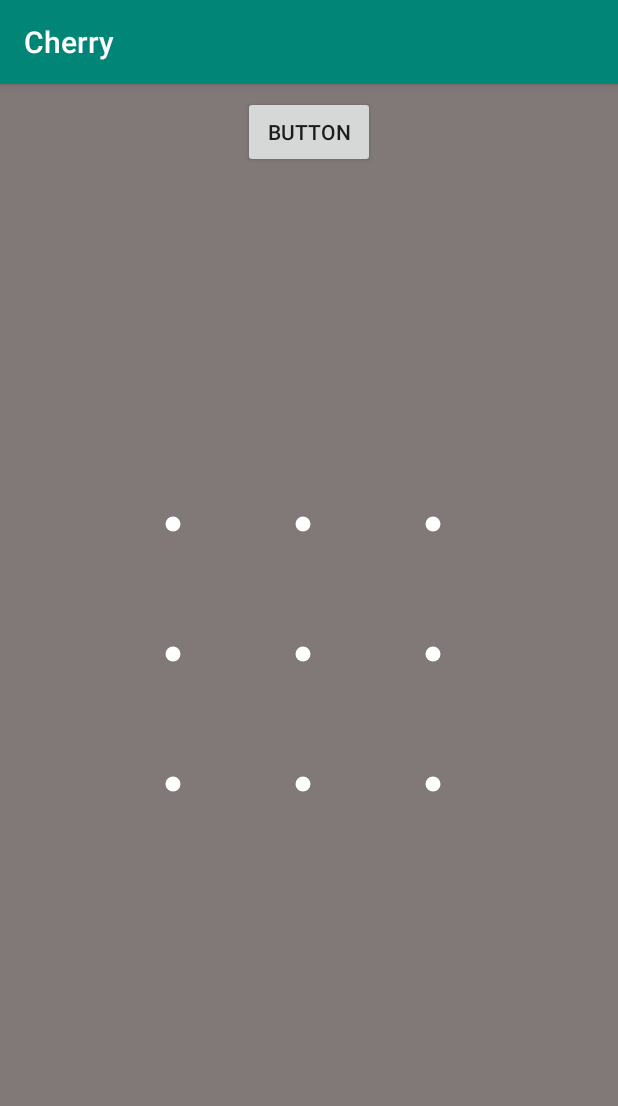
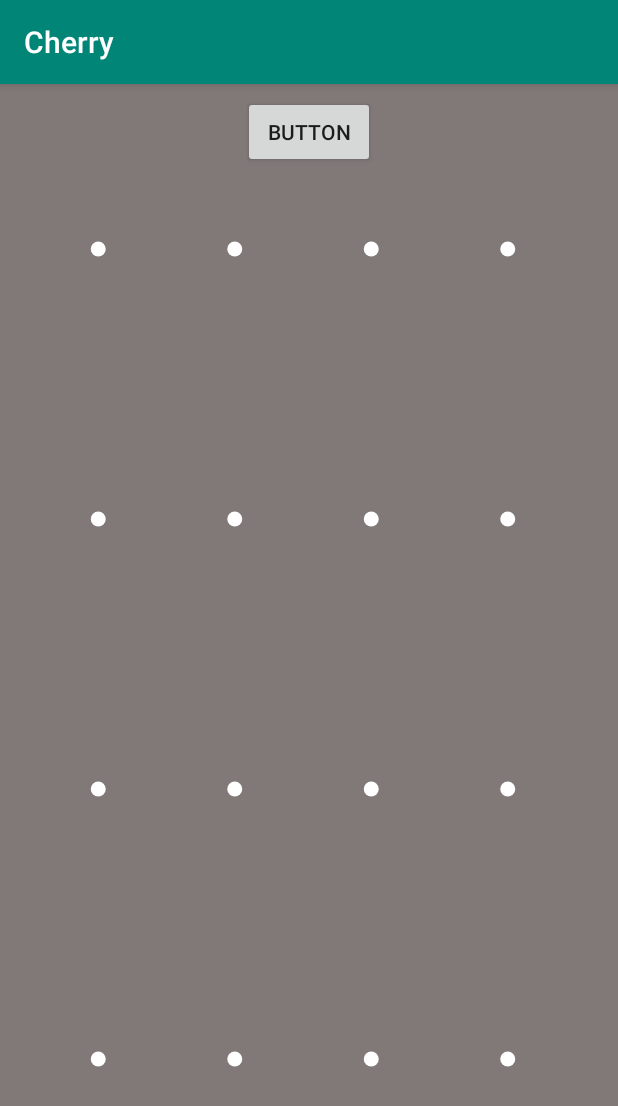
Before and after one commit to PhysicalOriginal/Cherry, an Android app: the screen it shows after launch (MainActivity), on a phone screen of 412 x 824 dp. Shown: the top 1106 px of the screen. Run offline under Robolectric (Android 15) with nearby library versions, the phone set to English and light mode, and no system bars; libraries missing offline, so code that uses them is left out: com.squareup.leakcanary; 1 statement that could not run was skipped.

Commit message:
测试bug

```diff
--- a/app/src/main/java/com/sixin/cherry/MainActivity.java
+++ b/app/src/main/java/com/sixin/cherry/MainActivity.java
@@ -22,6 +22,7 @@ public class MainActivity extends AppCompatActivity {
             @Override
             public void onStart(int dotValue) {
                 Log.d(TAG, "onStart:" + dotValue);
+                lockView.setVerifyMode(LockView.VerifyMode.CORRECT);
             }
 
             @Override
@@ -34,12 +35,13 @@ public class MainActivity extends AppCompatActivity {
                 for (int i = 0; i < result.length; i++) {
                     Log.d(TAG, "onComplete:"+result[i]);
                 }
-                lockView.setVerifyMode(LockView.VerifyMode.CORRECT);
+//                lockView.setVerifyMode(LockView.VerifyMode.CORRECT);
             }
 
             @Override
             public void onCancel() {
                 Log.d(TAG, "onCancel");
+//                lockView.setVerifyMode(LockView.VerifyMode.CORRECT);
             }
         });
         button.setOnClickListener(new View.OnClickListener() {
--- a/app/src/main/res/layout/activity_main.xml
+++ b/app/src/main/res/layout/activity_main.xml
@@ -10,15 +10,15 @@
 
         <com.sixin.library.LockView
             android:id="@+id/lockView"
-            android:layout_width="300dp"
-            android:layout_height="300dp"
+            android:layout_width="match_parent"
+            android:layout_height="match_parent"
             android:layout_marginEnd="8dp"
             android:layout_marginBottom="8dp"
             android:padding="20dp"
             app:dotNormalSize="10dp"
             app:dotSelectedAnimDuration="15000"
             app:dotSelectedSize="20dp"
-            app:dotCount="3"
+            app:dotCount="4"
             app:layout_constraintBottom_toBottomOf="parent"
             app:layout_constraintEnd_toEndOf="parent"
             app:layout_constraintStart_toStartOf="parent"
```
Also changed, not shown: library/src/main/java/com/sixin/library/LockView.java (+6 -3 lines).
